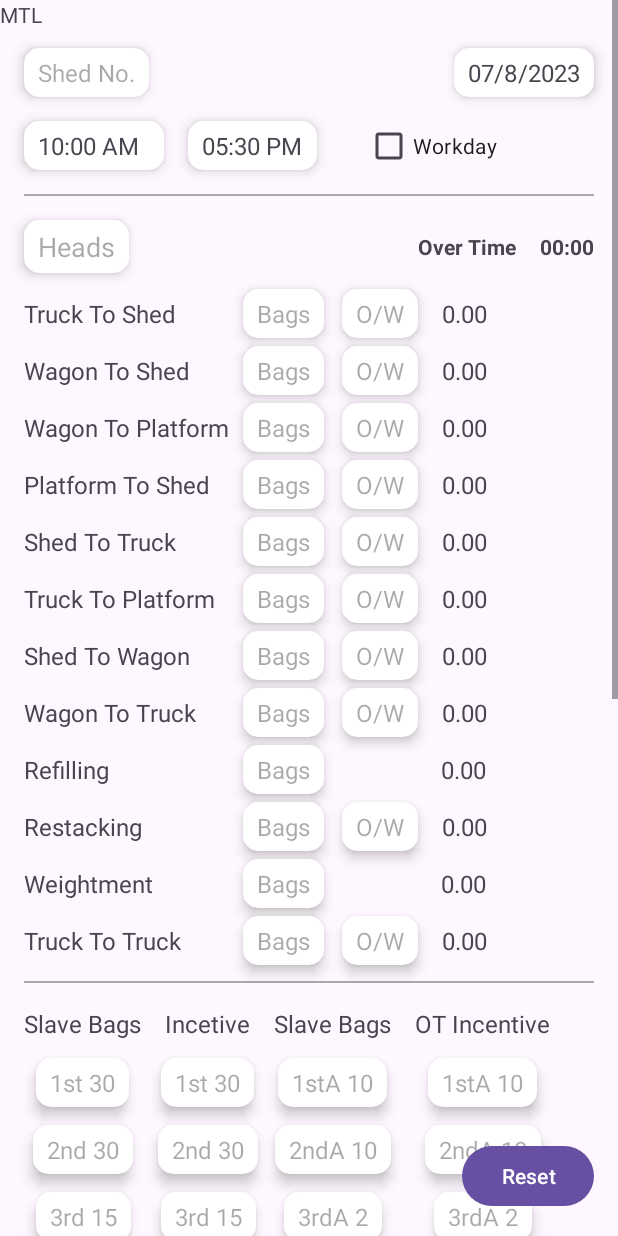
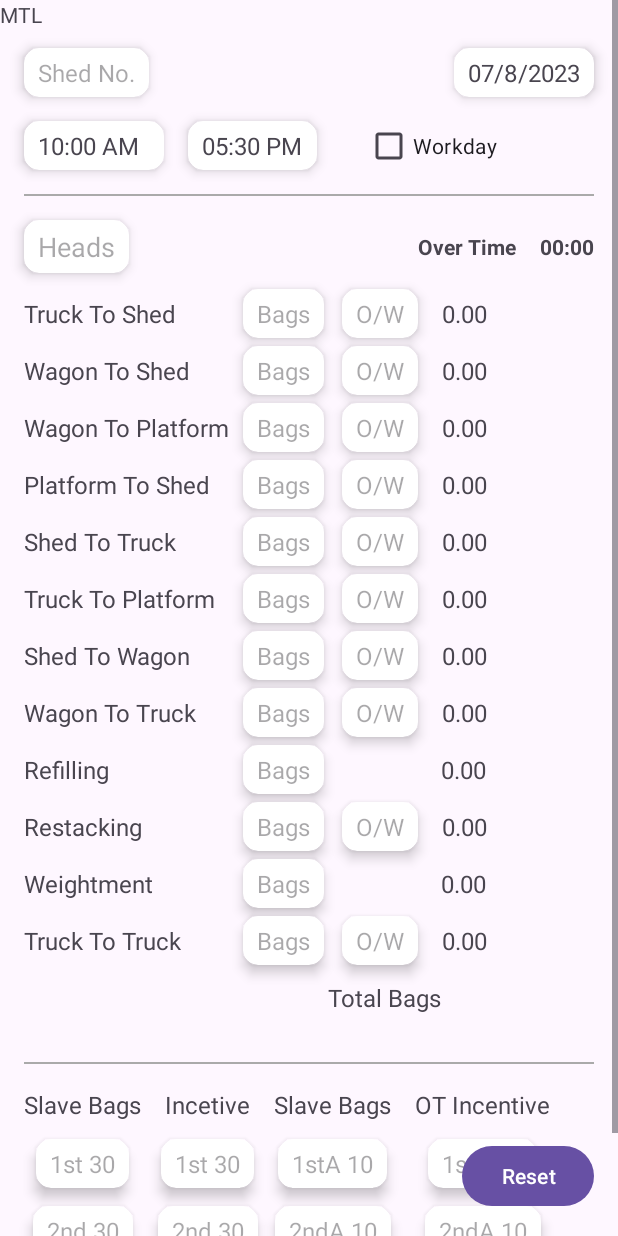
Before and after one commit to 1719pankaj/OC, an Android app: the CalcFragment screen opened through its navigation route, on a phone screen of 412 x 824 dp. Run offline under Robolectric (Android 15) with nearby library versions, the phone set to English and light mode, and no system bars; 1 statement that could not run was skipped.

Commit message:
Merged Changes with much pain

```diff
--- a/app/src/main/java/com/example/oc/fragment/CalcFragment.kt
+++ b/app/src/main/java/com/example/oc/fragment/CalcFragment.kt
@@ -15,6 +15,7 @@ import androidx.cardview.widget.CardView
 import androidx.constraintlayout.widget.ConstraintLayout
 import androidx.core.widget.addTextChangedListener
 import com.example.oc.calculators.EquivalentBags
+import com.example.oc.data.CnN
 import com.example.oc.data.RnN
 import com.example.oc.databinding.FragmentCalcBinding
 import java.text.DecimalFormat
@@ -30,13 +31,13 @@ class CalcFragment : Fragment(),  DatePickerDialog.OnDateSetListener {
 
     private val binding get() = _binding!!
 
-    private var overTimeHours = 0.0
 
     override fun onCreateView(inflater: LayoutInflater, container: ViewGroup?, savedInstanceState: Bundle?): View? {
         _binding = FragmentCalcBinding.inflate(inflater, container, false)
         val view = binding.root
 
         binding.textView.text = RnN.Owner
+
 
         binding.reset.setOnClickListener {
             Toast.makeText(context, "reset", Toast.LENGTH_SHORT).show()
@@ -180,6 +181,13 @@ class CalcFragment : Fragment(),  DatePickerDialog.OnDateSetListener {
             EquivalentBags.truckToTruckCalc(binding)
         }
 
+
+        binding.headCountET.addTextChangedListener {
+            EquivalentBags.updateHeadCount(binding)
+        }
+
+
+
         return view
     }
 
@@ -267,14 +275,14 @@ class CalcFragment : Fragment(),  DatePickerDialog.OnDateSetListener {
             val timeDiff = calculateTimeDifference(startTime, endTime) - RnN.lunchHours
 //            Toast.makeText(context, "holiday ${startTime + ", " + endTime + ", timediff: " + timeDiff}", Toast.LENGTH_SHORT).show()
             if (timeDiff >= 0) {
-                overTimeHours = timeDiff
+                CnN.OtHours = timeDiff
                 updateOverTimeInUI(timeDiff)
             }
         } else {
             val timeDiff = calculateTimeDifference(startTime, endTime) - (RnN.workingHours + RnN.lunchHours)
 //            Toast.makeText(context, "workday ${startTime + ", " + endTime + ", timediff: " + timeDiff}", Toast.LENGTH_SHORT).show()
             if (timeDiff >= 0) {
-                overTimeHours = timeDiff
+                CnN.OtHours = timeDiff
                 updateOverTimeInUI(timeDiff)
             }
 
--- a/app/src/main/res/layout/fragment_calc.xml
+++ b/app/src/main/res/layout/fragment_calc.xml
@@ -1105,12 +1105,40 @@
                 app:layout_constraintBaseline_toBaselineOf="@+id/truck_to_truck_labTV"
                 app:layout_constraintStart_toEndOf="@+id/truck_to_truck_oow_card_view" />
 
+            <TextView
+                android:id="@+id/total_bagsTV"
+                android:layout_width="wrap_content"
+                android:layout_height="wrap_content"
+                android:layout_marginTop="16dp"
+                tools:text="0.00"
+                android:textSize="16sp"
+                app:layout_constraintTop_toBottomOf="@+id/truck_to_truck_totalTV"
+                app:layout_constraintStart_toStartOf="@+id/truck_to_truck_totalTV"
+                app:layout_constraintEnd_toEndOf="@+id/truck_to_truck_totalTV"/>
+
+
+            <TextView
+                android:id="@+id/total_bags_labTV"
+                android:layout_width="wrap_content"
+                android:layout_height="wrap_content"
+                android:layout_marginEnd="16dp"
+                android:text="Total Bags"
+                android:textSize="16sp"
+                app:layout_constraintEnd_toStartOf="@+id/total_bagsTV"
+                app:layout_constraintTop_toTopOf="@+id/total_bagsTV"
+                app:layout_constraintBottom_toBottomOf="@+id/total_bagsTV"
+                />
+
+
+
+
             <View
                 android:id="@+id/divider_first"
                 android:layout_width="0dp"
                 android:layout_height="1dp"
-                android:layout_margin="16dp"
-                android:layout_marginTop="24dp"
+                android:layout_marginStart="16dp"
+                android:layout_marginEnd="16dp"
+                android:layout_marginTop="70dp"
                 android:background="@android:color/darker_gray"
                 app:layout_constraintEnd_toEndOf="parent"
                 app:layout_constraintStart_toStartOf="parent"
@@ -1530,15 +1558,14 @@
                 tools:ignore="UseSwitchCompatOrMaterialXml" />
 
 
-            <TextView
-                android:id="@+id/textView2"
-                android:layout_width="wrap_content"
-                android:layout_height="wrap_content"
-                android:layout_marginStart="16dp"
-                android:layout_marginTop="800dp"
-                android:text="TextView"
-                app:layout_constraintStart_toStartOf="parent"
-                app:layout_constraintTop_toBottomOf="@+id/truck_to_truck_labTV" />
+            <View
+                android:id="@+id/divider"
+                android:layout_width="409dp"
+                android:layout_height="1dp"
+                android:layout_marginTop="16dp"
+                android:background="?android:attr/listDivider"
+                app:layout_constraintTop_toBottomOf="@+id/ot_third_2_slave_card_view"
+                tools:layout_editor_absoluteX="1dp" />
 
 
         </androidx.constraintlayout.widget.ConstraintLayout>
```
Also changed, not shown: app/src/main/java/com/example/oc/calculators/EquivalentBags.kt (+51 -1 lines), app/src/main/java/com/example/oc/data/CnN.kt (+9 -0 lines), app/src/main/java/com/example/oc/data/RnN.kt (+15 -9 lines), app/src/main/java/com/example/oc/fragment/RateFragment.kt (+21 -10 lines).
